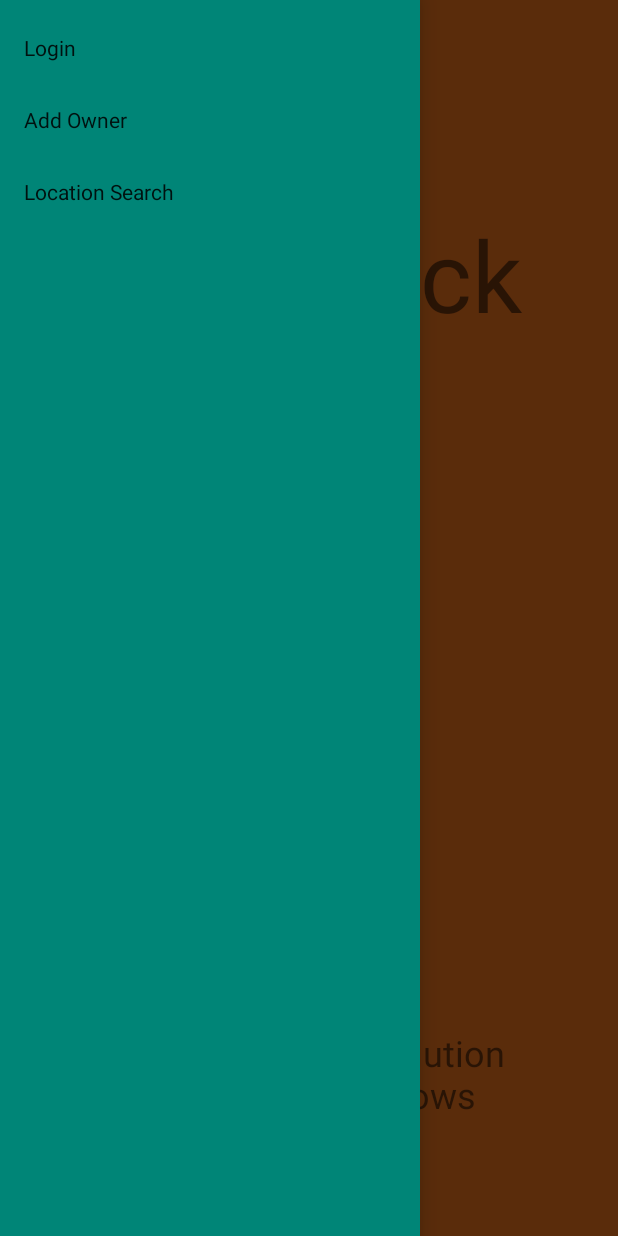
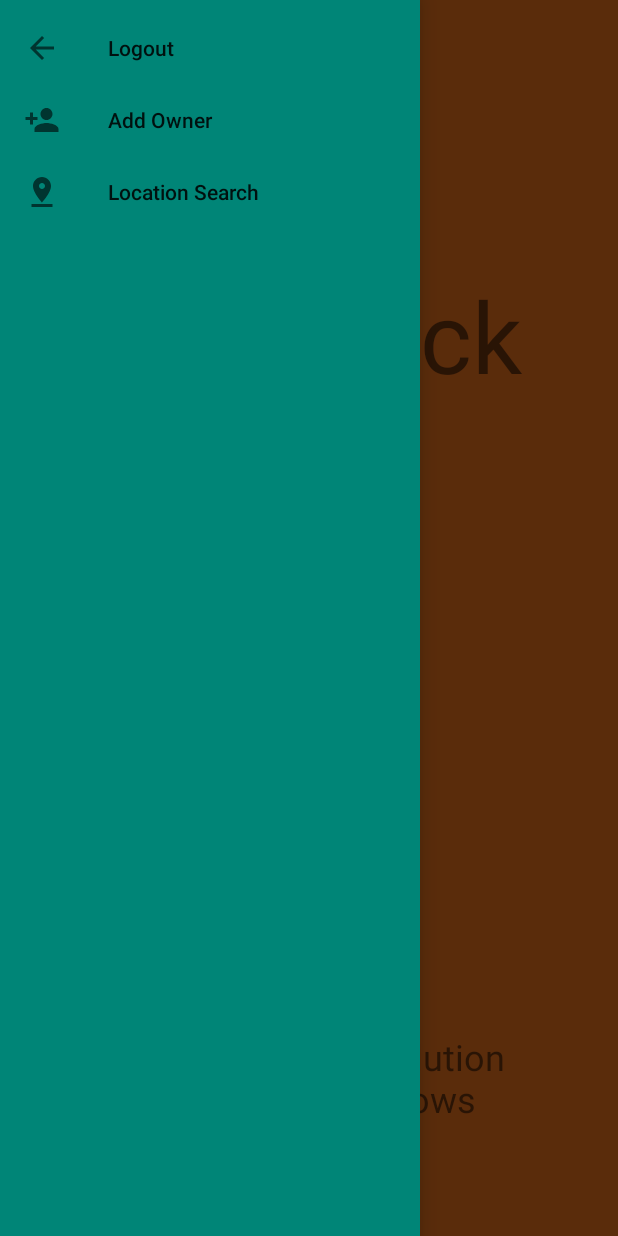
Before and after one commit to mcsimmons/LiveStock2, an Android app: the HomeScreen screen opened directly, with no data from a screen before it, with the side drawer open, on a phone screen of 412 x 824 dp. Run offline under Robolectric (Android 15) with nearby library versions, the phone set to English and light mode, and no system bars; our stand-ins replace Volley; network calls fail.

Commit message:
Various design improvements

```diff
--- a/app/src/main/java/com/example/livestock/HomeScreen.java
+++ b/app/src/main/java/com/example/livestock/HomeScreen.java
@@ -9,8 +9,11 @@ import android.os.Bundle;
 import android.support.design.widget.NavigationView;
 import android.support.v4.app.ActivityCompat;
 import android.support.v4.content.ContextCompat;
+import android.support.v4.view.GravityCompat;
 import android.support.v4.widget.DrawerLayout;
+import android.support.v7.app.ActionBar;
 import android.support.v7.app.AppCompatActivity;
+import android.support.v7.widget.Toolbar;
 import android.util.Log;
 import android.view.MenuItem;
 import android.widget.Toast;
@@ -25,7 +28,7 @@ import org.json.JSONArray;
 import org.json.JSONException;
 import org.json.JSONObject;
 
-public class HomeScreen extends Activity {
+public class HomeScreen extends AppCompatActivity {
     private FusedLocationProviderClient mFusedLocationClient;
     private DrawerLayout sideMenu;
     final LivestockAPI API = LivestockAPI.getInstance(this);
@@ -36,7 +39,12 @@ public class HomeScreen extends Activity {
         super.onCreate(savedInstanceState);
         setContentView(R.layout.home_screen);
 
-
+        Toolbar toolbar = findViewById(R.id.toolbar);
+        setSupportActionBar(toolbar);
+        ActionBar actionbar = getSupportActionBar();
+        actionbar.setDisplayShowTitleEnabled(false);
+        actionbar.setDisplayHomeAsUpEnabled(true);
+        actionbar.setHomeAsUpIndicator(R.drawable.ic_menu_black_24dp);
 
         mFusedLocationClient = LocationServices.getFusedLocationProviderClient(HomeScreen.this);
 
@@ -56,7 +64,7 @@ public class HomeScreen extends Activity {
                             Intent myIntent = new Intent(HomeScreen.this,AddOwner.class);
                             startActivityForResult(myIntent,0);
                         }
-                        else if  (menuItem.getTitle().equals("Login")){
+                        else if  (menuItem.getTitle().equals("Logout")){
                             //Return to login
                             finish();
                         }
@@ -75,6 +83,18 @@ public class HomeScreen extends Activity {
                     }
                 });
 }
+
+    @Override
+    public boolean onOptionsItemSelected(MenuItem item) {
+        switch (item.getItemId()) {
+            case android.R.id.home:
+                sideMenu.openDrawer(GravityCompat.START);
+                return true;
+        }
+        return super.onOptionsItemSelected(item);
+    }
+
+
     private void performLocationSearch(){
         final LivestockAPI API = LivestockAPI.getInstance(this);
         //Request Location permission
--- /dev/null
+++ b/app/src/main/res/drawable/ic_arrow_back_black_24dp.xml
@@ -0,0 +1,9 @@
+<vector xmlns:android="http://schemas.android.com/apk/res/android"
+        android:width="24dp"
+        android:height="24dp"
+        android:viewportWidth="24.0"
+        android:viewportHeight="24.0">
+    <path
+        android:fillColor="#FF000000"
+        android:pathData="M20,11H7.83l5.59,-5.59L12,4l-8,8 8,8 1.41,-1.41L7.83,13H20v-2z"/>
+</vector>
--- /dev/null
+++ b/app/src/main/res/drawable/ic_menu_black_24dp.xml
@@ -0,0 +1,9 @@
+<vector xmlns:android="http://schemas.android.com/apk/res/android"
+        android:width="24dp"
+        android:height="24dp"
+        android:viewportWidth="24.0"
+        android:viewportHeight="24.0">
+    <path
+        android:fillColor="#FF000000"
+        android:pathData="M3,18h18v-2L3,16v2zM3,13h18v-2L3,11v2zM3,6v2h18L21,6L3,6z"/>
+</vector>
--- /dev/null
+++ b/app/src/main/res/drawable/ic_person_add_black_24dp.xml
@@ -0,0 +1,9 @@
+<vector xmlns:android="http://schemas.android.com/apk/res/android"
+        android:width="24dp"
+        android:height="24dp"
+        android:viewportWidth="24.0"
+        android:viewportHeight="24.0">
+    <path
+        android:fillColor="#FF000000"
+        android:pathData="M15,12c2.21,0 4,-1.79 4,-4s-1.79,-4 -4,-4 -4,1.79 -4,4 1.79,4 4,4zM6,10L6,7L4,7v3L1,10v2h3v3h2v-3h3v-2L6,10zM15,14c-2.67,0 -8,1.34 -8,4v2h16v-2c0,-2.66 -5.33,-4 -8,-4z"/>
+</vector>
--- /dev/null
+++ b/app/src/main/res/drawable/ic_pin_drop_black_24dp.xml
@@ -0,0 +1,9 @@
+<vector xmlns:android="http://schemas.android.com/apk/res/android"
+        android:width="24dp"
+        android:height="24dp"
+        android:viewportWidth="24.0"
+        android:viewportHeight="24.0">
+    <path
+        android:fillColor="#FF000000"
+        android:pathData="M18,8c0,-3.31 -2.69,-6 -6,-6S6,4.69 6,8c0,4.5 6,11 6,11s6,-6.5 6,-11zM10,8c0,-1.1 0.9,-2 2,-2s2,0.9 2,2 -0.89,2 -2,2c-1.1,0 -2,-0.9 -2,-2zM5,20v2h14v-2L5,20z"/>
+</vector>
--- a/app/src/main/res/layout/home_screen.xml
+++ b/app/src/main/res/layout/home_screen.xml
@@ -2,21 +2,30 @@
 <android.support.v4.widget.DrawerLayout
 xmlns:android="http://schemas.android.com/apk/res/android"
 xmlns:app="http://schemas.android.com/apk/res-auto"
+    xmlns:tools="http://schemas.android.com/tools"
     android:layout_width="match_parent"
 android:layout_height="match_parent"
 android:fitsSystemWindows="true"
 android:id = "@+id/side_menu">
 
 <!-- Layout to contain contents of main body of screen (drawer will slide over this) -->
+
     <FrameLayout
         android:id="@+id/content_frame"
         android:layout_width="match_parent"
-    android:layout_height="match_parent" >
-    <android.support.constraint.ConstraintLayout xmlns:android="http://schemas.android.com/apk/res/android"
-        xmlns:app="http://schemas.android.com/apk/res-auto"
-        xmlns:tools="http://schemas.android.com/tools"
+        android:layout_height="match_parent">
+
+        <android.support.v7.widget.Toolbar
+            android:id="@+id/toolbar"
+            android:layout_width="match_parent"
+            android:layout_height="wrap_content"
+            android:background="@color/LiveStockColor"
+            android:theme="@style/AppTheme" />
+
+        <android.support.constraint.ConstraintLayout
             android:layout_width="match_parent"
             android:layout_height="match_parent"
+            android:layout_marginTop="50dp"
             android:background="@color/LiveStockColor"
             tools:context=".MainActivity">
 
@@ -62,5 +71,7 @@ android:id = "@+id/side_menu">
         android:layout_gravity="start"
         android:background="@color/colorPrimary"
         android:fitsSystemWindows="true"
-        app:menu="@menu/menu_main" />
+        app:menu="@menu/menu_main" >
+
+    </android.support.design.widget.NavigationView>
 </android.support.v4.widget.DrawerLayout>
--- a/app/src/main/res/layout/location_search.xml
+++ b/app/src/main/res/layout/location_search.xml
@@ -6,31 +6,19 @@
     android:layout_width="match_parent"
     android:layout_height="match_parent">
 
-    <android.support.v7.widget.Toolbar
-        android:id="@+id/tcs_toolbar"
-        android:layout_width="match_parent"
-        android:layout_height="wrap_content"
-        android:background="@color/colorPrimary"
-        android:minHeight="?attr/actionBarSize"
-        android:theme="?attr/actionBarTheme"
-        app:layout_constraintTop_toTopOf="parent">
-
-    </android.support.v7.widget.Toolbar>
-
     <fragment
         android:id="@+id/tcs_map_fragment"
         class="com.google.android.gms.maps.SupportMapFragment"
         android:layout_width="match_parent"
         android:layout_height="0dp"
-        app:layout_constraintBottom_toTopOf="@+id/tcs_done"
-        app:layout_constraintTop_toBottomOf="@+id/tcs_toolbar" />
+        app:layout_constraintBottom_toTopOf="@+id/tcs_done" />
 
     <Button
         android:id="@+id/tcs_done"
         android:layout_width="match_parent"
         android:layout_height="0dp"
-        android:background="@color/colorPrimary"
-        android:textColor="@color/colorAccent"
+        android:background="@color/LiveStockColor"
+        android:textColor="@android:color/black"
         android:textSize="24sp"
         app:layout_constraintBottom_toBottomOf="parent"
         tools:layout_editor_absoluteX="0dp" />
--- a/app/src/main/res/menu/menu_main.xml
+++ b/app/src/main/res/menu/menu_main.xml
@@ -5,18 +5,21 @@
     <item
         android:id="@+id/menu_login"
         android:orderInCategory="99"
-        android:title="Login"
+        android:title="Logout"
+        android:icon="@drawable/ic_arrow_back_black_24dp"
         app:showAsAction="never">
     </item>
     <item
         android:id="@+id/menu_add_owner"
         android:orderInCategory="100"
         android:title="Add Owner"
+        android:icon="@drawable/ic_person_add_black_24dp"
         app:showAsAction="never" />
     <item
         android:id="@+id/menu_location_search"
         android:orderInCategory="101"
         android:title="Location Search"
+        android:icon="@drawable/ic_pin_drop_black_24dp"
         app:showAsAction="never">
     </item>
 </menu>
```
Lines whose indentation alone changed are shown as unchanged.
